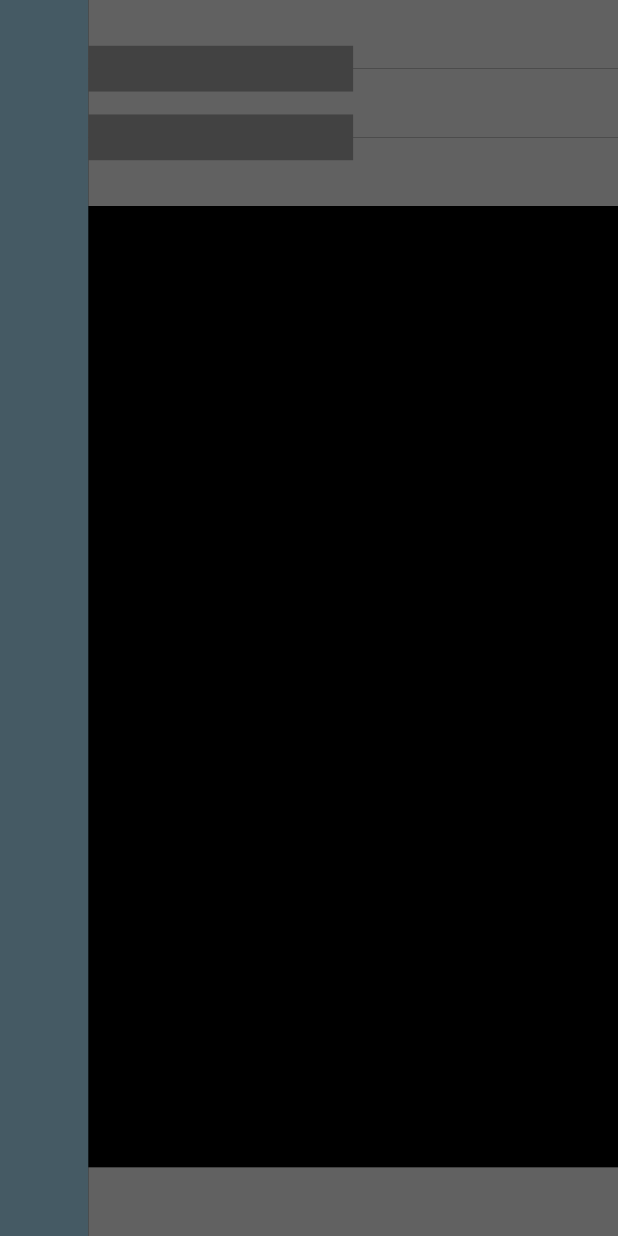
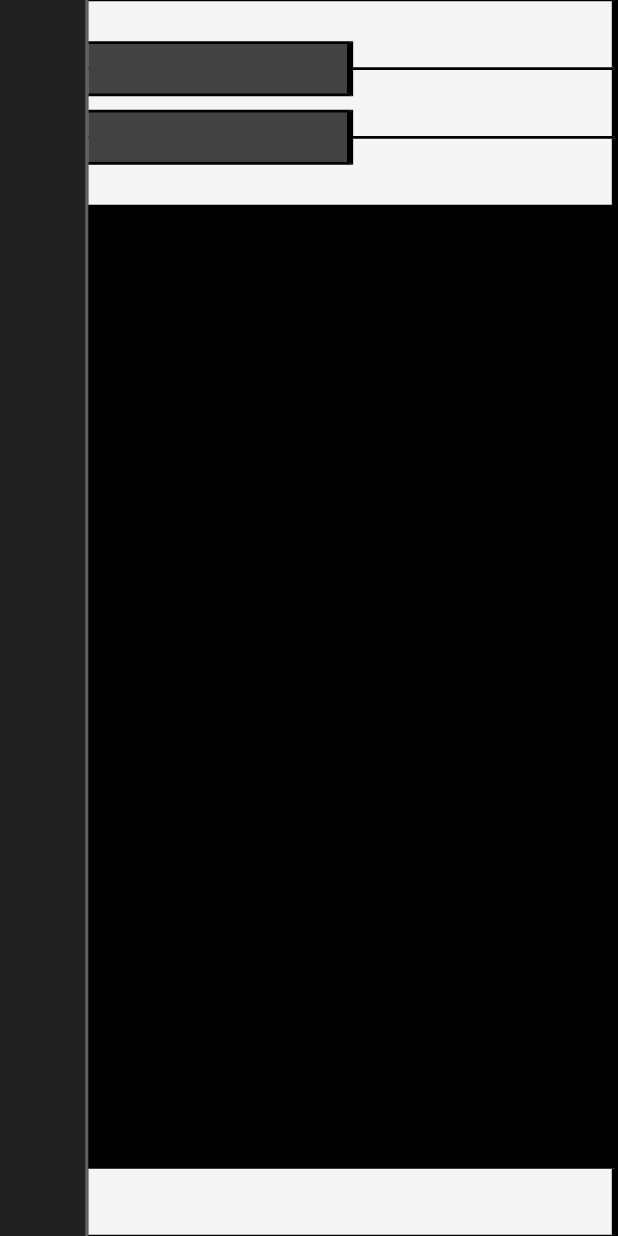
Before and after one commit to efraimkaov/ftstack, a Flutter app: the screen it shows after launch, on a phone screen of 412 x 824 dp. Run offline on Flutter 3.47's test engine with Material 3 defaults, Android fonts, the light colour scheme and no system bars.

Commit message:
first commit

```diff
--- a/lib/main.dart
+++ b/lib/main.dart
@@ -24,7 +24,7 @@ class LayoutBuilderExample extends StatelessWidget {
         child: LayoutBuilder(
           builder: (BuildContext context, BoxConstraints constraints) {
             double whiteHeight = constraints.maxHeight / 18;
-            double blackHeight = whiteHeight / 1.5;
+            double blackHeight = whiteHeight / 1.25;
             if (constraints.maxWidth > constraints.maxHeight) {
               return Center(
                 child: Row(
@@ -48,20 +48,27 @@ class LayoutBuilderExample extends StatelessWidget {
                 children: [
                   Positioned(
                     top: whiteHeight * 0,
-                    left: 0,
-                    width: constraints.maxWidth / 7 * 1,
-                    height: constraints.maxHeight,
-                    child: Container(
-                      color: Colors.blueGrey.shade700,
-                    ),
-                  ),
-                  Positioned(
-                    top: whiteHeight * 0,
                     left: constraints.maxWidth / 7,
                     width: constraints.maxWidth / 7 * 6,
                     height: whiteHeight,
                     child: Container(
-                      color: Colors.grey.shade700,
+                      decoration: BoxDecoration(
+                        color: Colors.grey.shade100,
+                        border: Border(
+                          top: BorderSide(
+                            color: Colors.black,
+                            width: whiteHeight / 50,
+                          ),
+                          right: BorderSide(
+                            color: Colors.black,
+                            width: constraints.maxWidth / 100,
+                          ),
+                          bottom: BorderSide(
+                            color: Colors.black,
+                            width: whiteHeight / 50,
+                          ),
+                        ),
+                      ),
                     ),
                   ),
                   Positioned(
@@ -70,7 +77,23 @@ class LayoutBuilderExample extends StatelessWidget {
                     width: constraints.maxWidth / 7 * 6,
                     height: whiteHeight,
                     child: Container(
-                      color: Colors.grey.shade700,
+                      decoration: BoxDecoration(
+                        color: Colors.grey.shade100,
+                        border: Border(
+                          top: BorderSide(
+                            color: Colors.black,
+                            width: whiteHeight / 50,
+                          ),
+                          right: BorderSide(
+                            color: Colors.black,
+                            width: constraints.maxWidth / 100,
+                          ),
+                          bottom: BorderSide(
+                            color: Colors.black,
+                            width: whiteHeight / 50,
+                          ),
+                        ),
+                      ),
                     ),
                   ),
                   Positioned(
@@ -79,7 +102,23 @@ class LayoutBuilderExample extends StatelessWidget {
                     width: constraints.maxWidth / 7 * 6,
                     height: whiteHeight,
                     child: Container(
-                      color: Colors.grey.shade700,
+                      decoration: BoxDecoration(
+                        color: Colors.grey.shade100,
+                        border: Border(
+                          top: BorderSide(
+                            color: Colors.black,
+                            width: whiteHeight / 50,
+                          ),
+                          right: BorderSide(
+                            color: Colors.black,
+                            width: constraints.maxWidth / 100,
+                          ),
+                          bottom: BorderSide(
+                            color: Colors.black,
+                            width: whiteHeight / 50,
+                          ),
+                        ),
+                      ),
                     ),
                   ),
                   Positioned(
@@ -88,7 +127,23 @@ class LayoutBuilderExample extends StatelessWidget {
                     width: constraints.maxWidth / 7 * 6,
                     height: whiteHeight,
                     child: Container(
-                      color: Colors.grey.shade700,
+                      decoration: BoxDecoration(
+                        color: Colors.grey.shade100,
+                        border: Border(
+                          top: BorderSide(
+                            color: Colors.black,
+                            width: whiteHeight / 50,
+                          ),
+                          right: BorderSide(
+                            color: Colors.black,
+                            width: constraints.maxWidth / 100,
+                          ),
+                          bottom: BorderSide(
+                            color: Colors.black,
+                            width: whiteHeight / 50,
+                          ),
+                        ),
+                      ),
                     ),
                   ),
                   Positioned(
@@ -97,7 +152,23 @@ class LayoutBuilderExample extends StatelessWidget {
                     width: constraints.maxWidth / 7 * 3,
                     height: blackHeight,
                     child: Container(
-                      color: Colors.grey.shade800,
+                      decoration: BoxDecoration(
+                        color: Colors.grey.shade800,
+                        border: Border(
+                          top: BorderSide(
+                            color: Colors.black,
+                            width: whiteHeight / 25,
+                          ),
+                          right: BorderSide(
+                            color: Colors.black,
+                            width: constraints.maxWidth / 100,
+                          ),
+                          bottom: BorderSide(
+                            color: Colors.black,
+                            width: whiteHeight / 25,
+                          ),
+                        ),
+                      ),
                     ),
                   ),
                   Positioned(
@@ -106,7 +177,40 @@ class LayoutBuilderExample extends StatelessWidget {
                     width: constraints.maxWidth / 7 * 3,
                     height: blackHeight,
                     child: Container(
-                      color: Colors.grey.shade800,
+                      decoration: BoxDecoration(
+                        color: Colors.grey.shade800,
+                        border: Border(
+                          top: BorderSide(
+                            color: Colors.black,
+                            width: whiteHeight / 25,
+                          ),
+                          right: BorderSide(
+                            color: Colors.black,
+                            width: constraints.maxWidth / 100,
+                          ),
+                          bottom: BorderSide(
+                            color: Colors.black,
+                            width: whiteHeight / 25,
+                          ),
+                        ),
+                      ),
+                    ),
+                  ),
+                  Positioned(
+                    top: whiteHeight * 0,
+                    left: 0,
+                    width: constraints.maxWidth / 7 * 1,
+                    height: constraints.maxHeight,
+                    child: Container(
+                      decoration: BoxDecoration(
+                        color: Colors.grey.shade900,
+                        border: Border(
+                          right: BorderSide(
+                            color: Colors.grey.shade700,
+                            width: constraints.maxWidth / 200,
+                          ),
+                        ),
+                      ),
                     ),
                   ),
                 ],
```
Also changed, not shown: 3 other files.
